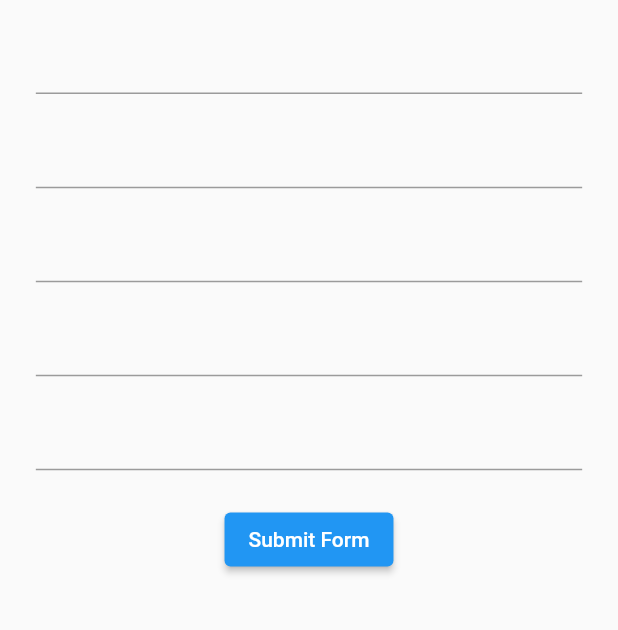
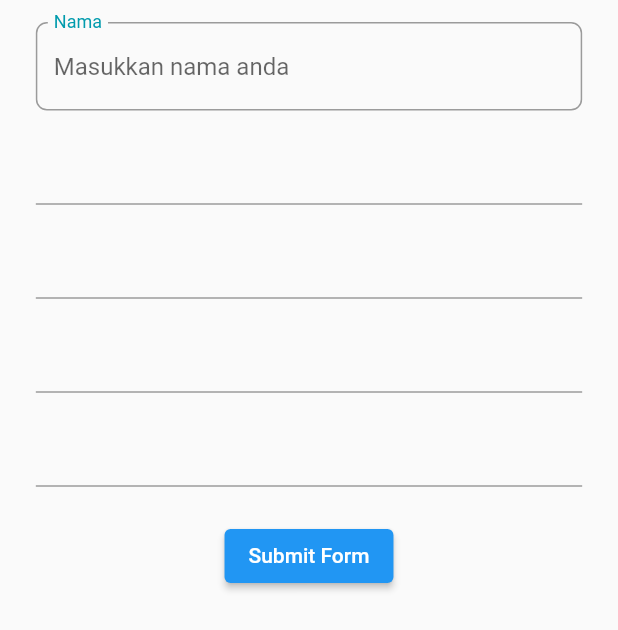
Before and after one commit to abdaziz-04/venturo-form-stepper-aziz, a Flutter app: the screen it shows after launch, on a phone screen of 412 x 824 dp. Shown: the top 630 px of the screen. Run offline on Flutter 3.47's test engine with Material 2 defaults, Android fonts, the phone set to English and light mode, and no system bars; our stand-ins replace flutter_screenutil, get, google_fonts; missing offline and left inert: fast_rsa; key blocks and very long unbroken strings in the code were emptied for the run.

Commit message:
add name decoration and validator

```diff
--- a/lib/features/profiling/view/ui/profiling_screen.dart
+++ b/lib/features/profiling/view/ui/profiling_screen.dart
@@ -17,7 +17,27 @@ class ProfilingScreen extends StatelessWidget {
             child: Column(
               children: [
                 SizedBox(height: 16.h),
-                const TextField(),
+                TextField(
+                  keyboardType: TextInputType.name,
+                  decoration: InputDecoration(
+                    labelText: 'Nama',
+                    hintText: 'Masukkan nama anda',
+                    floatingLabelBehavior: FloatingLabelBehavior.always,
+                    floatingLabelStyle: const TextStyle(
+                      color: ColorStyle.primary,
+                    ),
+                    border: OutlineInputBorder(
+                      borderRadius: BorderRadius.circular(8.r),
+                    ),
+                    focusedBorder: OutlineInputBorder(
+                      borderRadius: BorderRadius.circular(8.r),
+                      borderSide: const BorderSide(
+                        color: ColorStyle.primary,
+                        width: 2,
+                      ),
+                    ),
+                  ),
+                ),
                 SizedBox(height: 16.h),
                 const TextField(),
                 SizedBox(height: 16.h),
```
Also changed, not shown: lib/features/profiling/controllers/profiling_controller.dart (+21 -0 lines).
